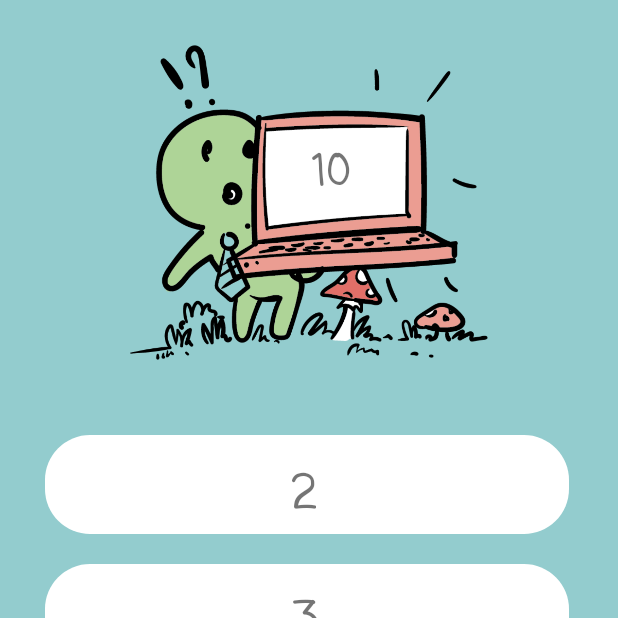
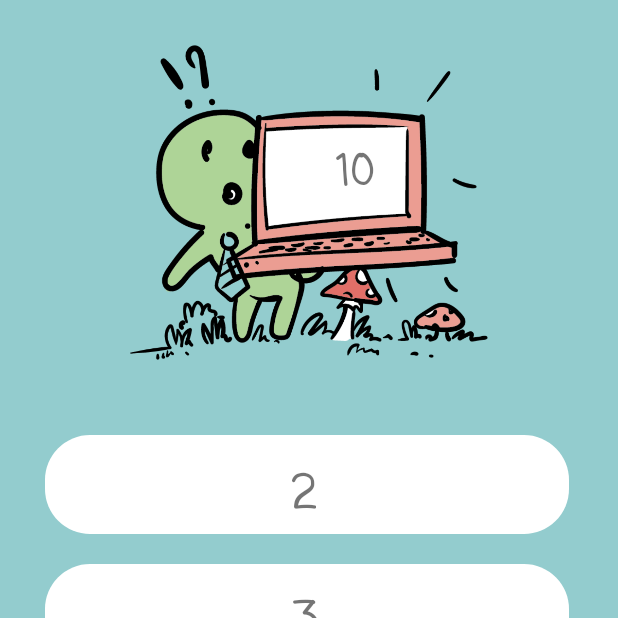
Before and after one commit to tstikic/HackathonApp, an Android app: the MainActivity screen opened directly, with no data from a screen before it, on a phone screen of 412 x 824 dp, the top half of it. Run offline under Robolectric (Android 15) with nearby library versions, the phone set to English and light mode, and no system bars; 1 statement that could not run was skipped.

Commit message:
fix text over bounds

```diff
--- a/app/src/main/java/com/example/myapplication/SplashScreenActivity.kt
+++ b/app/src/main/java/com/example/myapplication/SplashScreenActivity.kt
@@ -23,6 +23,6 @@ class SplashScreenActivity : AppCompatActivity() {
             val intent = Intent(this, IntroActivity::class.java)
             startActivity(intent)
             finish()
-        }, 3000)
+        }, 2500)
     }
 }
--- a/app/src/main/res/layout/screen_quiz.xml
+++ b/app/src/main/res/layout/screen_quiz.xml
@@ -21,16 +21,16 @@
         <TextView
             android:id="@+id/question"
             android:layout_width="90dp"
-            android:textAlignment="center"
             android:layout_height="wrap_content"
             android:layout_alignParentEnd="true"
             android:layout_alignParentTop="true"
-            android:layout_marginEnd="146dp"
+            android:layout_marginEnd="130dp"
             android:layout_marginTop="64dp"
             android:fontFamily="casual"
-            tools:text="10"
+            android:textAlignment="center"
             android:textSize="28sp"
-            android:textStyle="bold" />
+            android:textStyle="bold"
+            tools:text="10" />
     </RelativeLayout>
 
     <RelativeLayout
```
